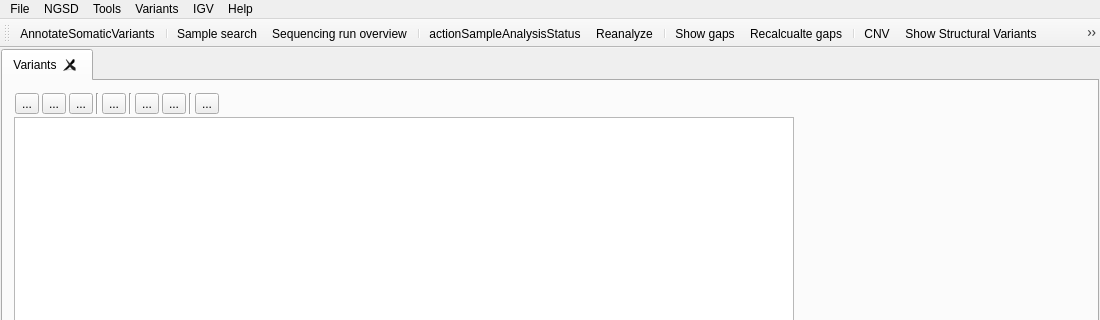
Above: src/GSvar/MainWindow.ui from imgag/ngs-bits before the change; both pictures show x 0 to 1100 and y 0 to 320 of the 1100 by 800 pixel window. Below: the same form after it.
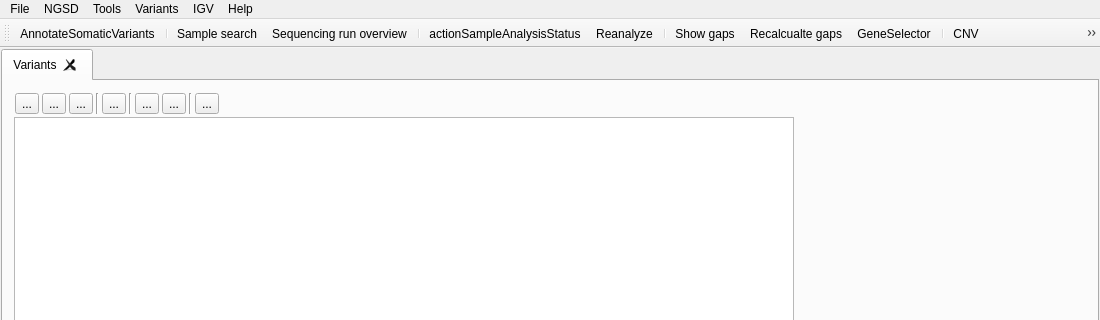
That is the form after the change. Icons and pictures are not drawn. Custom widgets are drawn as their Qt base class.

What changed in the file:
```diff
--- a/src/GSvar/MainWindow.ui
+++ b/src/GSvar/MainWindow.ui
@@ -508,13 +508,12 @@
    <addaction name="separator"/>
    <addaction name="actionGapsLookup"/>
    <addaction name="actionGapsRecalculate"/>
+   <addaction name="actionGeneSelector"/>
    <addaction name="separator"/>
    <addaction name="actionCNV"/>
    <addaction name="actionSV"/>
    <addaction name="actionROH"/>
    <addaction name="actionCircos"/>
-   <addaction name="separator"/>
-   <addaction name="actionGeneSelector"/>
    <addaction name="actionDebug"/>
   </widget>
   <action name="actionOpen">
```
